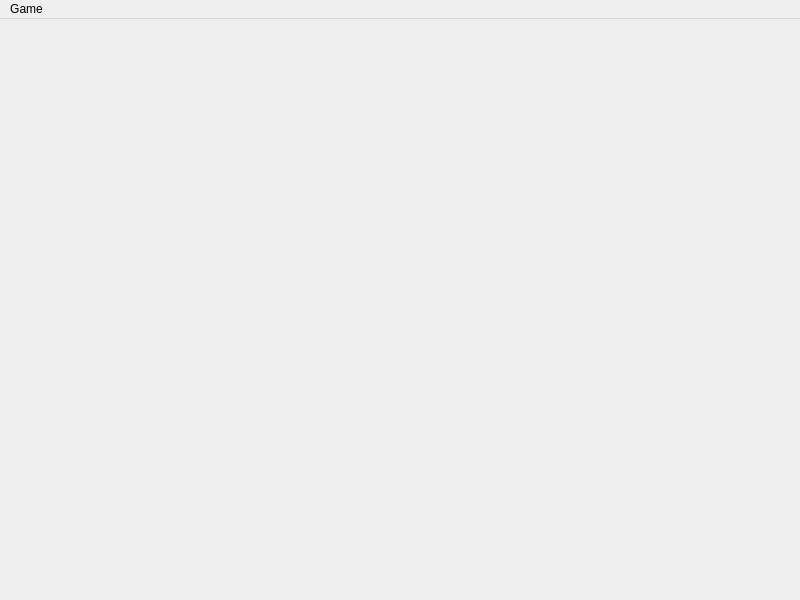
This is pasians-gui/pasians.ui in edcuba/qt-pasians as Qt 5 draws it before an edit. The edited form follows.
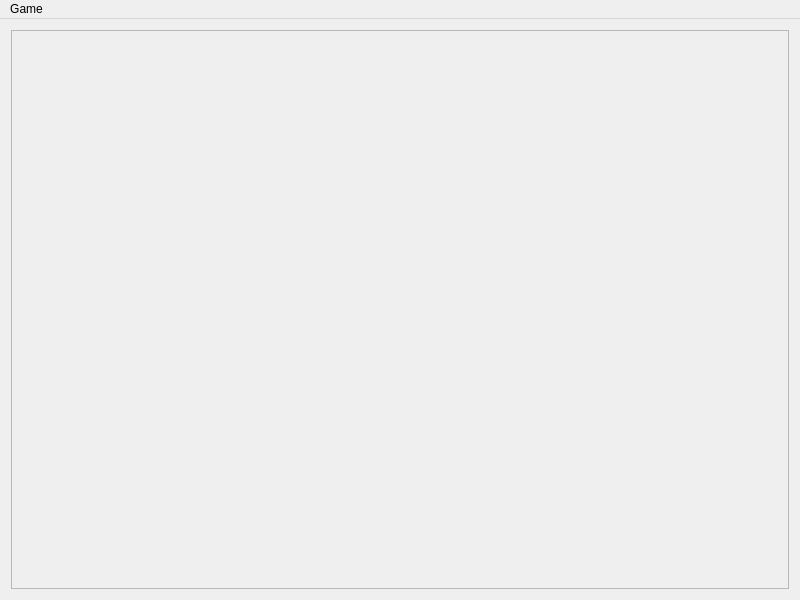
This is the edited form. Icons and pictures are not drawn.

Commit message: [gui]: card overlapping init

The edit to the form file:
```diff
--- a/pasians-gui/pasians.ui
+++ b/pasians-gui/pasians.ui
@@ -28,7 +28,18 @@
    </property>
    <layout class="QGridLayout" name="gridLayout">
     <item row="0" column="0">
-     <layout class="QGridLayout" name="gameLayout"/>
+     <layout class="QGridLayout" name="gameLayout">
+      <item row="0" column="0">
+       <widget class="QFrame" name="frame">
+        <property name="frameShape">
+         <enum>QFrame::StyledPanel</enum>
+        </property>
+        <property name="frameShadow">
+         <enum>QFrame::Raised</enum>
+        </property>
+       </widget>
+      </item>
+     </layout>
     </item>
    </layout>
   </widget>
```
The commit also changes 3 other files.
